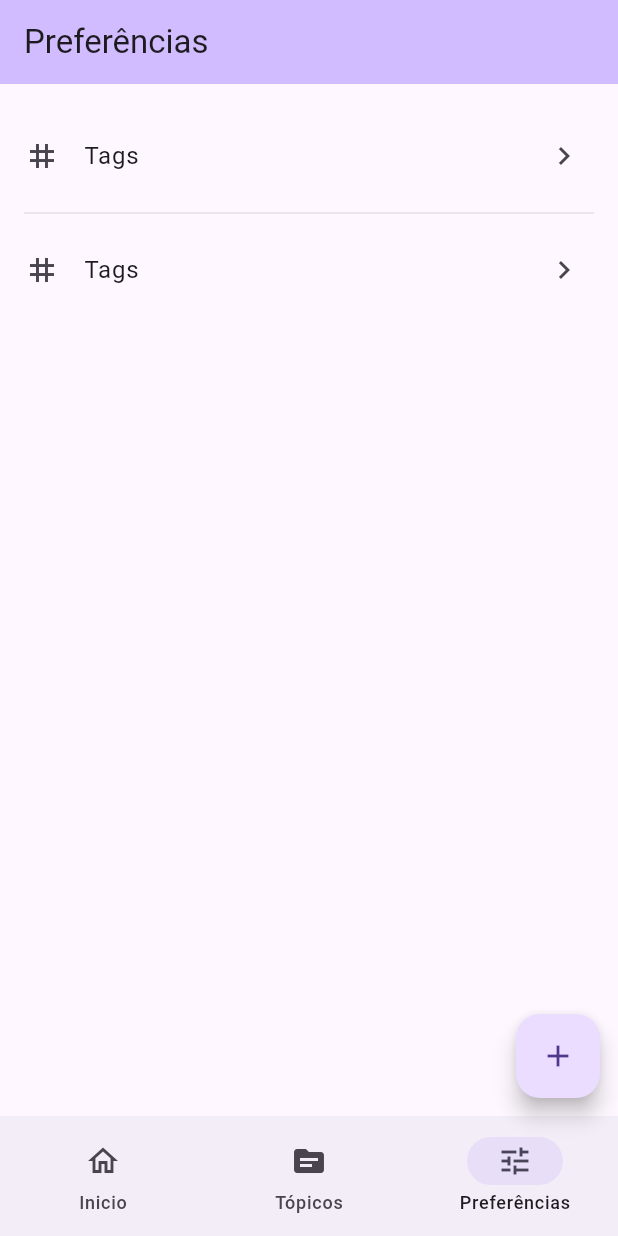
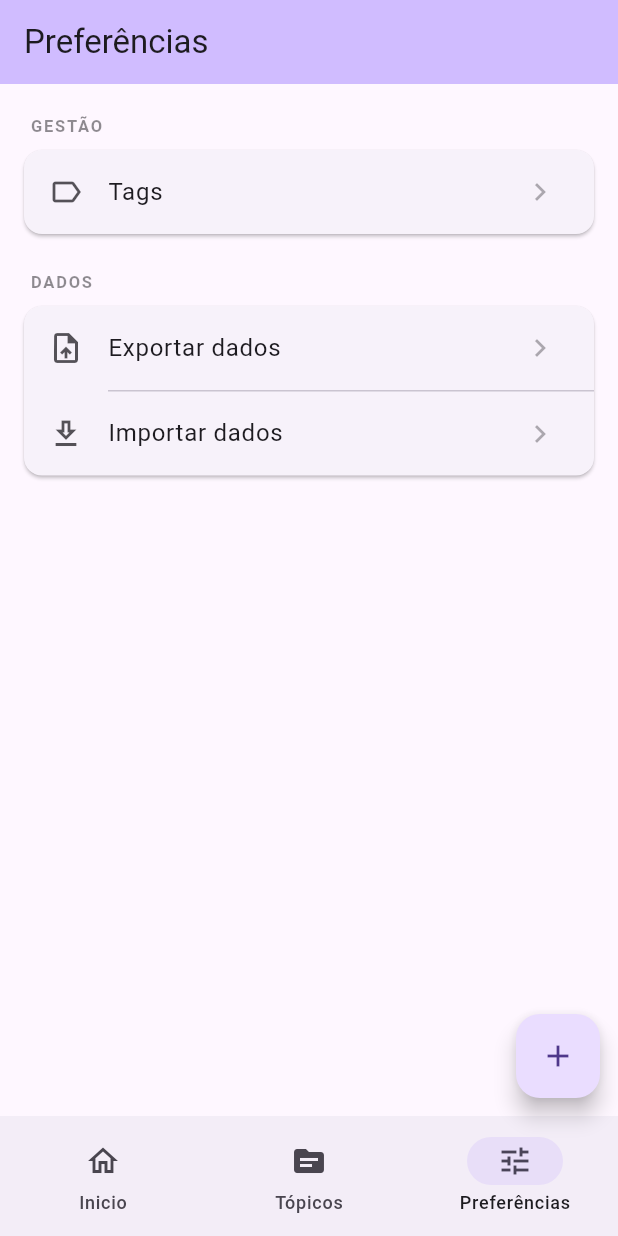
Before and after one commit to rogeragostinho/looply, a Flutter app: the PreferencesPage screen opened by its route, on a phone screen of 412 x 824 dp. Run offline on Flutter 3.47's test engine with Material 3 defaults, Android fonts, the phone set to English and light mode, and no system bars; our stand-ins replace file_picker, go_router, image_picker, permission_handler, sqflite; accounts and stored records are empty.

Commit message:
feat: implements the functionaliy to import/export data

```diff
--- a/lib/ui/features/preference/preferences_page.dart
+++ b/lib/ui/features/preference/preferences_page.dart
@@ -1,5 +1,9 @@
 import 'package:flutter/material.dart';
 import 'package:go_router/go_router.dart';
+import 'package:looply/viewmodel/import_export_view_model.dart';
+import 'package:looply/viewmodel/tag_view_model.dart';
+import 'package:looply/viewmodel/topic_view_model.dart';
+import 'package:provider/provider.dart';
 import 'package:looply/router/app_routes.dart';
 import 'package:looply/ui/core/widgets/app_top_bar.dart';
 
@@ -8,32 +12,172 @@ class PreferencesPage extends StatelessWidget {
 
   @override
   Widget build(BuildContext context) {
+    final vm = context.watch<ImportExportViewModel>();
+    final isLoading = vm.status == ImportExportStatus.loading;
+    final theme = Theme.of(context);
+    final colorScheme = theme.colorScheme;
+
     return Scaffold(
       appBar: AppTopBar(title: "Preferências"),
       body: ListView(
+        padding: const EdgeInsets.symmetric(horizontal: 16, vertical: 20),
         children: [
-          SizedBox(height: 20),
-          ListTile(
-            leading: Icon(Icons.tag),
-            title: Text("Tags"),
-            trailing: Icon(Icons.chevron_right),
-            onTap: () => context.push(AppRoutes.tags),
+          // ── Gestão ───────────────────────────────────────
+          _SectionHeader(label: "Gestão"),
+          const SizedBox(height: 8),
+          Card(
+            margin: EdgeInsets.zero,
+            clipBehavior: Clip.antiAlias,
+            child: Column(
+              children: [
+                _SettingsTile(
+                  icon: Icons.label_outline,
+                  label: "Tags",
+                  onTap: () => context.push(AppRoutes.tags),
+                ),
+              ],
+            ),
           ),
-          Divider(
-            thickness: 1, // espessura da linha
-            height: 20, // espaço vertical total ocupado (linha incluída)
-            indent: 16, // espaço à esquerda antes da linha começar
-            endIndent: 16, // espaço à direita onde a linha termina
-            color: const Color.fromARGB(68, 158, 158, 158), // cor da linha
-          ),
-          ListTile(
-            leading: Icon(Icons.tag),
-            title: Text("Tags"),
-            trailing: Icon(Icons.chevron_right),
-            onTap: () => context.push(AppRoutes.tags),
+
+          const SizedBox(height: 24),
+
+          // ── Dados ─────────────────────────────────────────
+          _SectionHeader(label: "Dados"),
+          const SizedBox(height: 8),
+          Card(
+            margin: EdgeInsets.zero,
+            clipBehavior: Clip.antiAlias,
+            child: Column(
+              children: [
+                _SettingsTile(
+                  icon: Icons.upload_file_outlined,
+                  label: "Exportar dados",
+                  isLoading: isLoading,
+                  onTap: isLoading ? null : () => _onExport(context, vm),
+                ),
+                const Divider(height: 1, indent: 56),
+                _SettingsTile(
+                  icon: Icons.download_outlined,
+                  label: "Importar dados",
+                  isLoading: isLoading,
+                  onTap: isLoading ? null : () => _onImport(context, vm),
+                ),
+              ],
+            ),
           ),
         ],
       ),
     );
   }
+
+  Future<void> _onExport(BuildContext context, ImportExportViewModel vm) async {
+    await vm.exportData();
+    if (!context.mounted) return;
+
+    if (vm.status == ImportExportStatus.success) {
+      _showSnack(context, "Exportado para: ${vm.exportedPath}");
+    } else if (vm.status == ImportExportStatus.error) {
+      _showError(context, vm.errorMessage);
+    }
+
+    vm.reset();
+  }
+
+  Future<void> _onImport(BuildContext context, ImportExportViewModel vm) async {
+    await vm.importData();
+    if (!context.mounted) return;
+
+    if (vm.status == ImportExportStatus.success) {
+      await context.read<TagViewModel>().loadTags();
+      await context.read<TopicViewModel>().loadTopics();
+      _showSnack(context, "Dados importados com sucesso!");
+    } else if (vm.status == ImportExportStatus.error) {
+      _showError(context, vm.errorMessage);
+    }
+
+    vm.reset();
+  }
+
+  void _showSnack(BuildContext context, String message) {
+    ScaffoldMessenger.of(context).showSnackBar(
+      SnackBar(
+        content: Text(message),
+        behavior: SnackBarBehavior.floating,
+        margin: const EdgeInsets.all(16),
+        shape: RoundedRectangleBorder(borderRadius: BorderRadius.circular(10)),
+      ),
+    );
+  }
+
+  void _showError(BuildContext context, String? message) {
+    ScaffoldMessenger.of(context).showSnackBar(
+      SnackBar(
+        content: Text(message ?? "Ocorreu um erro."),
+        backgroundColor: Colors.red,
+        behavior: SnackBarBehavior.floating,
+        margin: const EdgeInsets.all(16),
+        shape: RoundedRectangleBorder(borderRadius: BorderRadius.circular(10)),
+      ),
+    );
+  }
 }
+
+// ── Widgets auxiliares ────────────────────────────────────────────────────────
+
+class _SectionHeader extends StatelessWidget {
+  final String label;
+  const _SectionHeader({required this.label});
+
+  @override
+  Widget build(BuildContext context) {
+    return Padding(
+      padding: const EdgeInsets.only(left: 4, bottom: 0),
+      child: Text(
+        label.toUpperCase(),
+        style: Theme.of(context).textTheme.labelSmall?.copyWith(
+              letterSpacing: 1.2,
+              fontWeight: FontWeight.w600,
+              color: Theme.of(context).colorScheme.onSurface.withOpacity(0.5),
+            ),
+      ),
+    );
+  }
+}
+
+class _SettingsTile extends StatelessWidget {
+  final IconData icon;
+  final String label;
+  final VoidCallback? onTap;
+  final bool isLoading;
+
+  const _SettingsTile({
+    required this.icon,
+    required this.label,
+    this.onTap,
+    this.isLoading = false,
+  });
+
+  @override
+  Widget build(BuildContext context) {
+    final colorScheme = Theme.of(context).colorScheme;
+
+    return ListTile(
+      leading: Icon(icon, color: colorScheme.onSurface.withOpacity(0.75)),
+      title: Text(label),
+      trailing: isLoading
+          ? SizedBox(
+              width: 18,
+              height: 18,
+              child: CircularProgressIndicator(
+                strokeWidth: 2,
+                color: colorScheme.primary,
+              ),
+            )
+          : Icon(
+              Icons.chevron_right,
+              color: colorScheme.onSurface.withOpacity(0.35),
+            ),
+      onTap: onTap,
+    );
+  }
+}
--- a/pubspec.yaml
+++ b/pubspec.yaml
@@ -42,6 +42,7 @@ dependencies:
   image_picker: ^1.2.1   # para pegar imagens da galeria
   path_provider: ^2.1.5   # para achar pastas locais
   permission_handler: ^11.3.1
+  file_picker: ^8.0.0
 
 dev_dependencies:
   flutter_test:
```
Also changed, not shown: lib/my_app.dart (+12 -2 lines), lib/service/import_export_service.dart (added, +84 -0 lines), lib/viewmodel/import_export_view_model.dart (added, +63 -0 lines).
